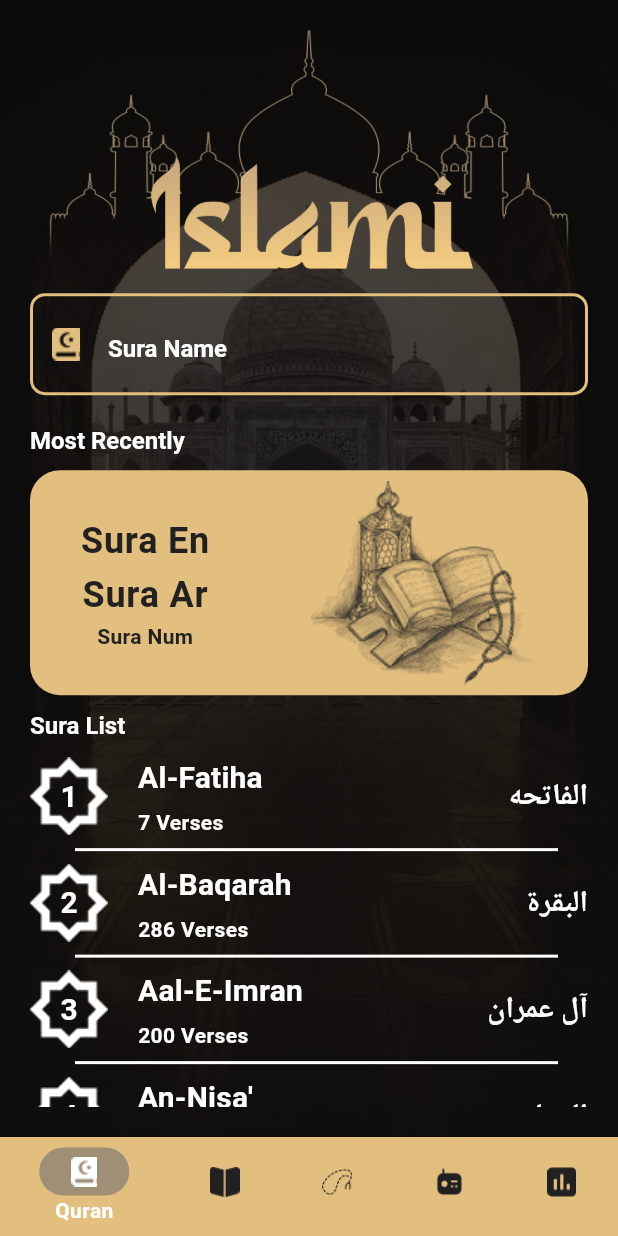
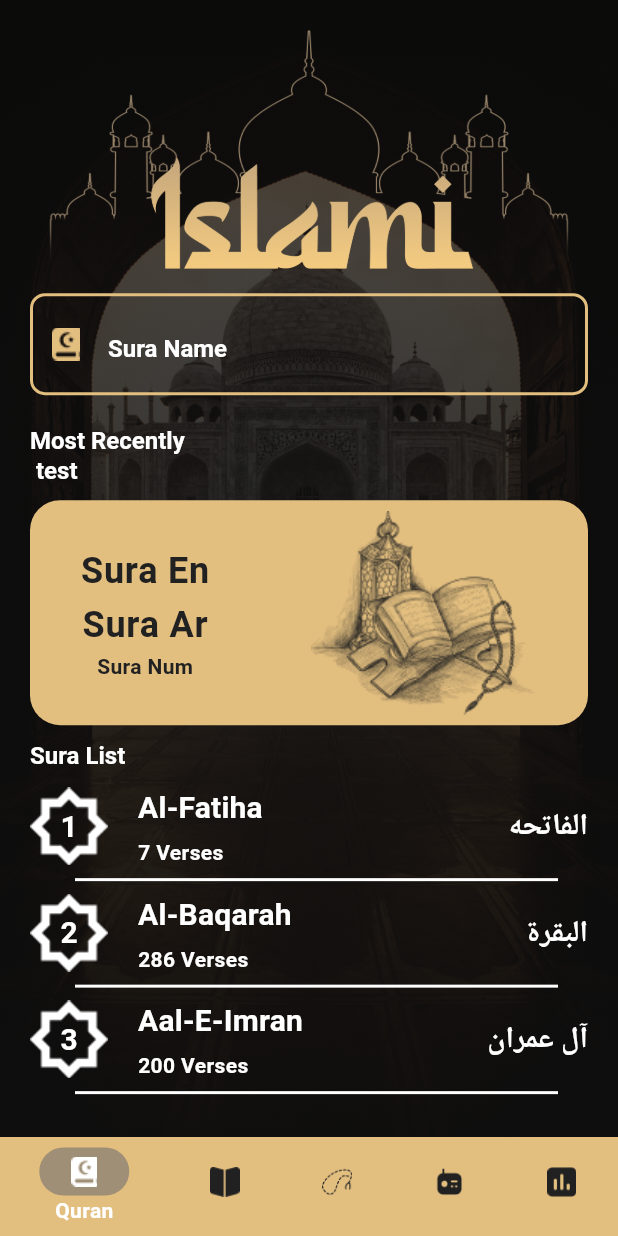
Before and after one commit to MonekaWilson/Islami, a Flutter app: the screen it shows after launch, on a phone screen of 412 x 824 dp. Run offline on Flutter 3.47's test engine with Material 3 defaults, Android fonts, the phone set to English and light mode, and no system bars.

```diff
--- a/lib/home/tabs/quran/quran_tab.dart
+++ b/lib/home/tabs/quran/quran_tab.dart
@@ -396,7 +396,7 @@ class QuranTab extends StatelessWidget {
             ),
             Padding(
               padding: const EdgeInsets.only(top: 20),
-              child: Text("Most Recently",
+              child: Text("Most Recently \n test",
                   style: Theme.of(context).textTheme.titleLarge),
             ),
             Container(
```
